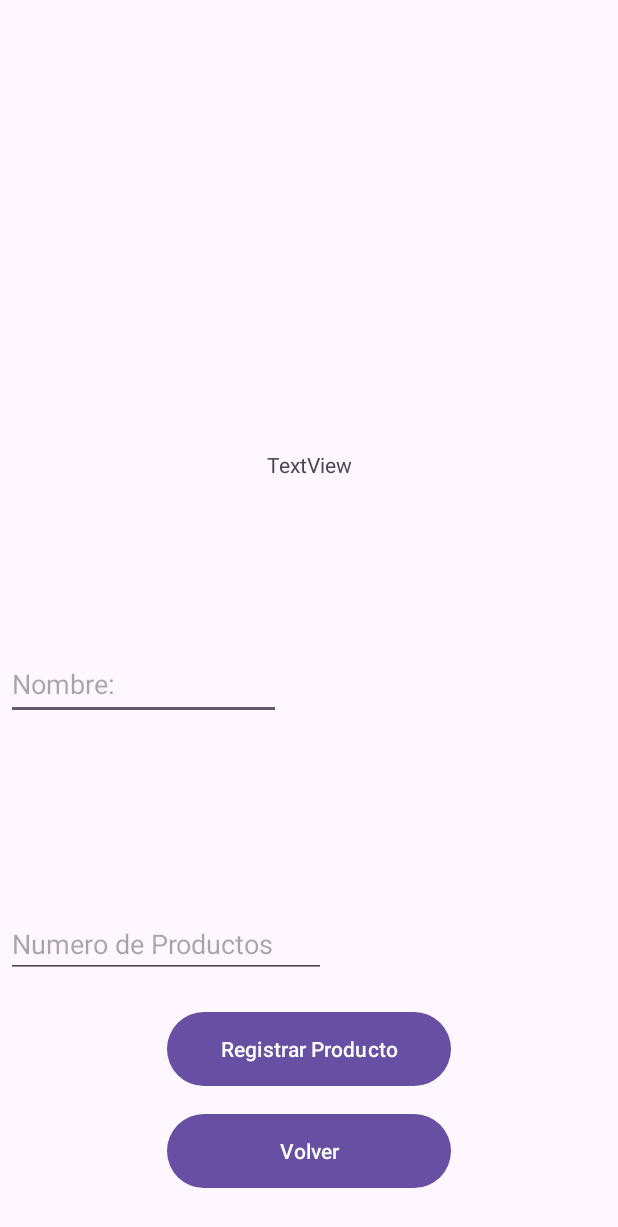
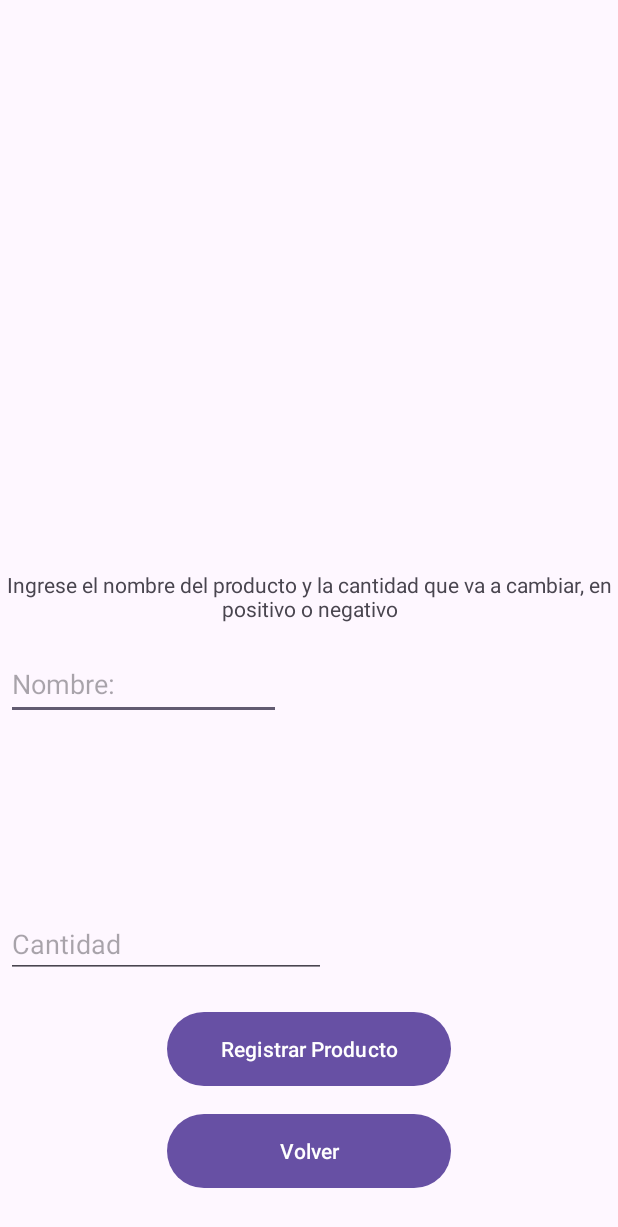
Before and after one commit to AsobrinoM/STOCKER2, an Android app: the ActivityIngresoProductos screen opened directly, with no data from a screen before it, after a tap on "Registrar Producto", on a phone screen of 412 x 824 dp. Shown: the top 1227 px of the screen. Run offline under Robolectric (Android 15) with nearby library versions, the phone set to English and light mode, and no system bars; our stand-ins replace Firebase (no records; nobody signed in at launch, a user with empty details on screens opened directly).

Commit message:
Ingreso y actualizacion
COMPLETADO AAAAAAAAA

```diff
--- a/app/src/main/java/com/example/stocker2/ActivityIngresoProductos.kt
+++ b/app/src/main/java/com/example/stocker2/ActivityIngresoProductos.kt
@@ -3,11 +3,14 @@ package com.example.stocker2
 import android.content.Intent
 import androidx.appcompat.app.AppCompatActivity
 import android.os.Bundle
+import android.util.Log
 import android.view.View
 import android.widget.Toast
 import com.example.stocker2.databinding.ActivityIngresoProductosBinding
 import com.example.stocker2.databinding.LayoutRegistroBinding
 import com.google.firebase.firestore.FirebaseFirestore
+import com.google.firebase.firestore.SetOptions
+import java.util.Objects
 
 private lateinit var binding: ActivityIngresoProductosBinding
 class ActivityIngresoProductos : AppCompatActivity() {
@@ -20,7 +23,9 @@ class ActivityIngresoProductos : AppCompatActivity() {
         var datosEnviados=objIntent.getStringExtra("NombreEmpresa")
         binding.btnGuardarProducto.setOnClickListener{
 
+            if (datosEnviados != null) {
                 guardarRegistro(datosEnviados)
+            }
 
         }
     }
@@ -28,41 +33,36 @@ class ActivityIngresoProductos : AppCompatActivity() {
         binding=ActivityIngresoProductosBinding.inflate(layoutInflater)
         setContentView(binding.root)
     }
-    private fun guardarRegistro(NombreEmpresa:String?){
-        myCollection.document(binding.etNombProd.text.toString()).get()
+    private fun guardarRegistro(NombreEmpresa:String){
+           myCollection.document(NombreEmpresa).get()
             .addOnSuccessListener {
-                if (it.exists()){
-                    myCollection.document(binding.etNombProd.text.toString()).set(
+                    if (it.contains(binding.etNombProd.text.toString())){
+                        myCollection.document(NombreEmpresa).set(
                             hashMapOf(
-                            "cantidad" to (binding.etCantProd.text.toString().toInt()+it.get("cantidad").toString().toInt()),
-                            "Supermercado" to (NombreEmpresa).toString()
-                        )
-                    )
-                    resultadoOperacion("Se ha añadido la cantidad correctamente")
+                                binding.etNombProd.text.toString() to (binding.etCantProd.text.toString().toInt()+it.get(binding.etNombProd.text.toString()).toString().toInt())
+                            ), SetOptions.merge())
+                            .addOnSuccessListener {
+                                resultadoOperacion("Se ha añadido la cantidad Correspondiente")
+                            }
+                            .addOnFailureListener{
+                                    e->
+                                Log.e("Firebase Update Error",e.message,e)
+                            }
                     }
                     else{
-                    myCollection.document(binding.etNombProd.text.toString()).set(
+                        myCollection.document(NombreEmpresa).set(
                             hashMapOf(
-                            "cantidad" to (binding.etCantProd.text.toString().toInt()),
-                            "Supermercado" to (NombreEmpresa).toString()
-
-                        )
-
-
-                    )
+                                binding.etNombProd.text.toString() to (binding.etCantProd.text.toString().toInt())
+                            ), SetOptions.merge())
+                            .addOnSuccessListener {
                                 resultadoOperacion("El producto se ha registrado correctamente")
-
+                            }
+                            .addOnFailureListener{
+                                    e->
+                                Log.e("Firebase Update Error",e.message,e)
                     }
                 }
-
-
-
-
-
-
-
-
-    }
+    }}
     private fun resultadoOperacion(mensaje:String){
         binding.etCantProd.setText("")
         binding.etNombProd.setText("")
--- a/app/src/main/res/layout/activity_ingreso_productos.xml
+++ b/app/src/main/res/layout/activity_ingreso_productos.xml
@@ -46,9 +46,8 @@
         android:layout_marginStart="4dp"
         android:layout_marginBottom="172dp"
         android:ems="10"
-        android:hint="@string/numero_de_productos"
+        android:hint="@string/cantidad"
         android:inputType="text"
-        android:text="@string/_1"
         app:layout_constraintBottom_toBottomOf="parent"
         app:layout_constraintStart_toStartOf="parent" />
 
@@ -56,9 +55,11 @@
         android:id="@+id/textView"
         android:layout_width="wrap_content"
         android:layout_height="wrap_content"
-        android:layout_marginTop="300dp"
-        android:text="TextView"
+        android:layout_marginTop="380dp"
+        android:text="@string/tvregProd"
+        android:textAlignment="center"
         app:layout_constraintEnd_toEndOf="parent"
+        app:layout_constraintHorizontal_bias="0.0"
         app:layout_constraintStart_toStartOf="parent"
         app:layout_constraintTop_toTopOf="parent" />
 </androidx.constraintlayout.widget.ConstraintLayout>
--- a/app/src/main/res/values/strings.xml
+++ b/app/src/main/res/values/strings.xml
@@ -15,6 +15,8 @@
     <string name="registrar_producto">Registrar Producto</string>
     <string name="numero_de_productos">Numero de Productos</string>
     <string name="_1">1</string>
+    <string name="tvregProd">Ingrese el nombre del producto y la cantidad que va a cambiar, en positivo o negativo</string>
+    <string name="cantidad">Cantidad</string>
 
 
 </resources>
```
Lines whose indentation alone changed are shown as unchanged.
